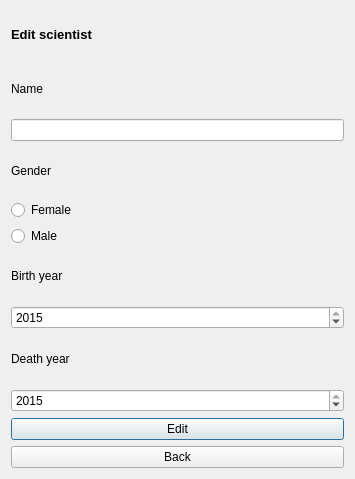
The window that VLNvika3/editscientist.ui (Gylfian/VLN-vika-3) describes before a commit, drawn with Qt 5.
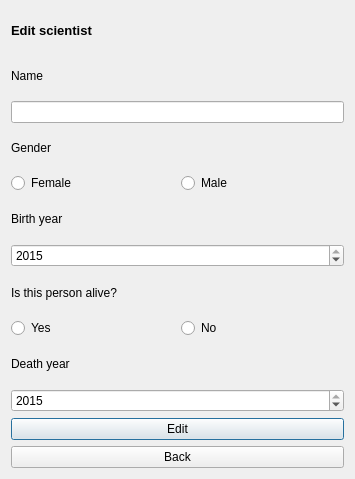
The same window after the commit.

What changed in the file:
```diff
--- a/VLNvika3/editscientist.ui
+++ b/VLNvika3/editscientist.ui
@@ -51,6 +51,8 @@
     </widget>
    </item>
    <item>
+    <layout class="QHBoxLayout" name="horizontalLayout">
+     <item>
     <widget class="QRadioButton" name="femaleRadioPushButtonSci">
      <property name="text">
       <string>Female</string>
@@ -64,6 +66,8 @@
      </property>
     </widget>
    </item>
+    </layout>
+   </item>
    <item>
     <widget class="QLabel" name="birthYearLabel">
      <property name="text">
@@ -84,6 +88,31 @@
      </property>
     </widget>
    </item>
+   <item>
+    <widget class="QLabel" name="label">
+     <property name="text">
+      <string>Is this person alive?</string>
+     </property>
+    </widget>
+   </item>
+   <item>
+    <layout class="QHBoxLayout" name="horizontalLayout_3">
+     <item>
+      <widget class="QRadioButton" name="yesAliveButton">
+       <property name="text">
+        <string>Yes</string>
+       </property>
+      </widget>
+     </item>
+     <item>
+      <widget class="QRadioButton" name="noAliveButton">
+       <property name="text">
+        <string>No</string>
+       </property>
+      </widget>
+     </item>
+    </layout>
+   </item>
    <item>
     <widget class="QLabel" name="deathYearLabel">
      <property name="text">
```
Lines whose indentation alone changed are shown as unchanged.
